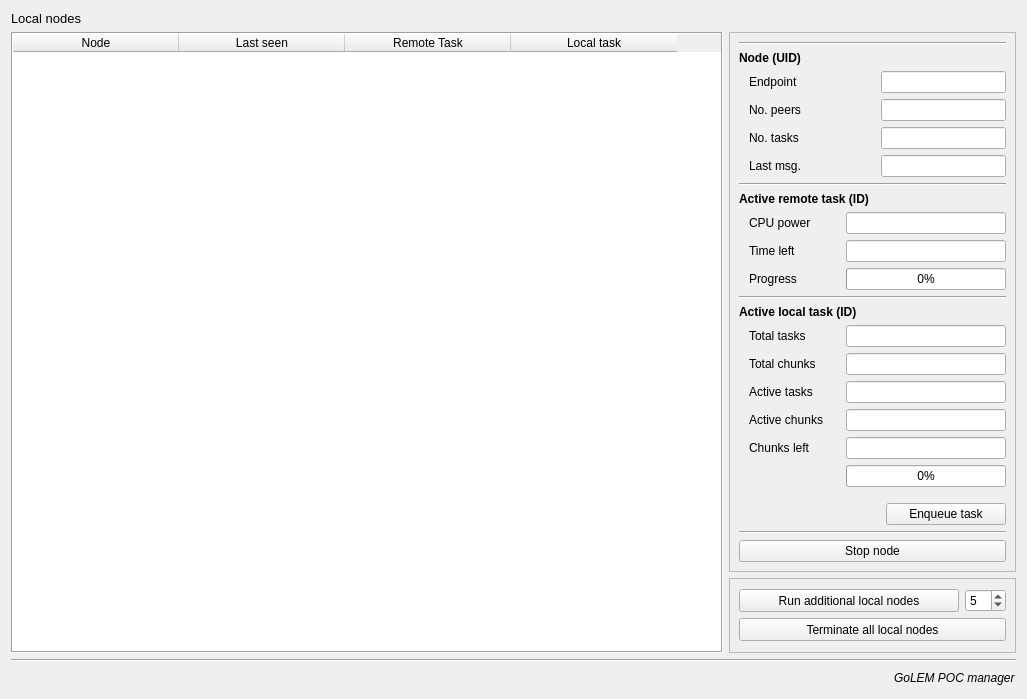
Before: the Qt Designer form poc/golemPy/src/ui/manager.ui in golemfactory/clay, drawn with Qt 5.
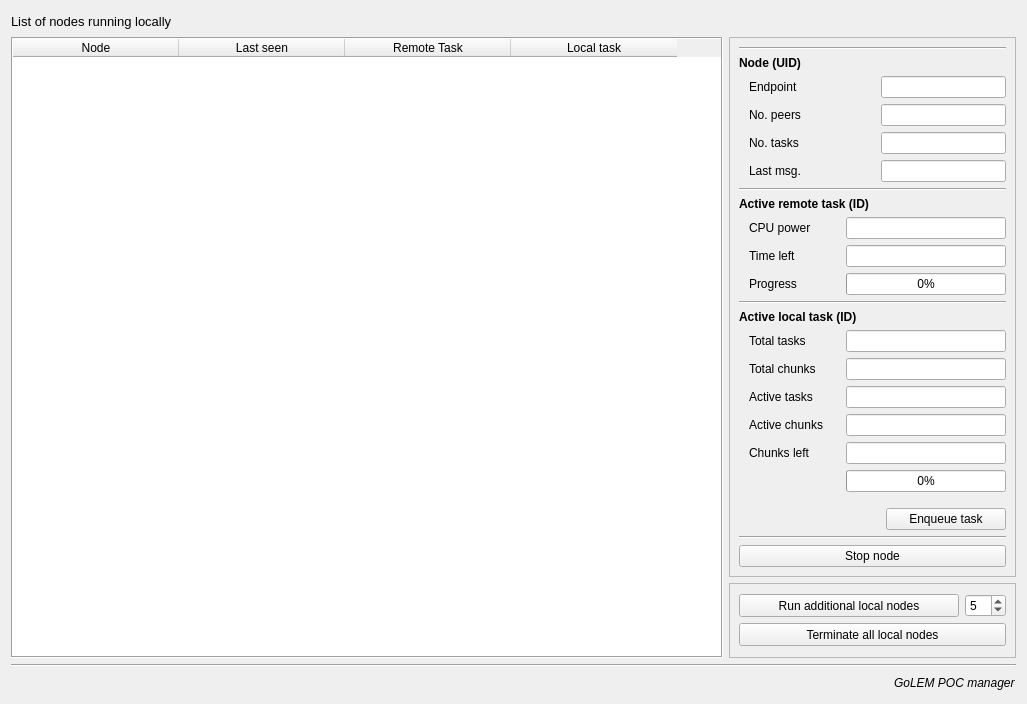
After: the same form once the commit is applied.

What changed in the file:
```diff
--- a/poc/golemPy/src/ui/manager.ui
+++ b/poc/golemPy/src/ui/manager.ui
@@ -7,7 +7,7 @@
     <x>0</x>
     <y>0</y>
     <width>1027</width>
-    <height>696</height>
+    <height>700</height>
    </rect>
   </property>
   <property name="sizePolicy">
@@ -35,7 +35,27 @@
           </font>
          </property>
          <property name="text">
-          <string>Local nodes</string>
+          <string>List of nodes running locally</string>
+         </property>
+        </widget>
+       </item>
+       <item>
+        <spacer name="horizontalSpacer_2">
+         <property name="orientation">
+          <enum>Qt::Horizontal</enum>
+         </property>
+         <property name="sizeHint" stdset="0">
+          <size>
+           <width>40</width>
+           <height>20</height>
+          </size>
+         </property>
+        </spacer>
+       </item>
+       <item>
+        <widget class="QLabel" name="label_6">
+         <property name="text">
+          <string/>
          </property>
         </widget>
        </item>
```
